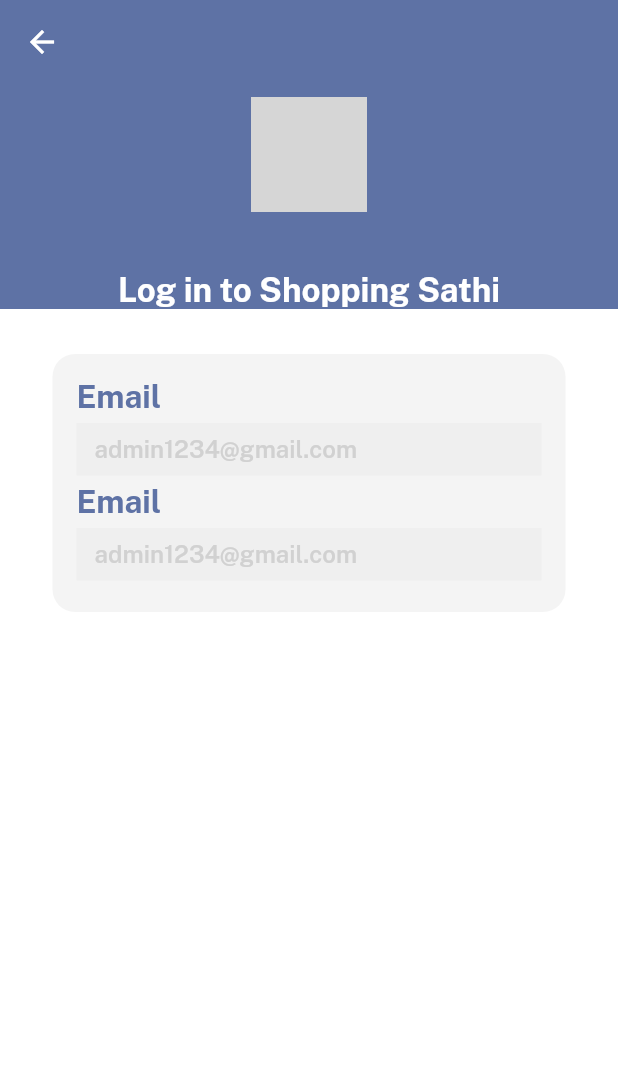
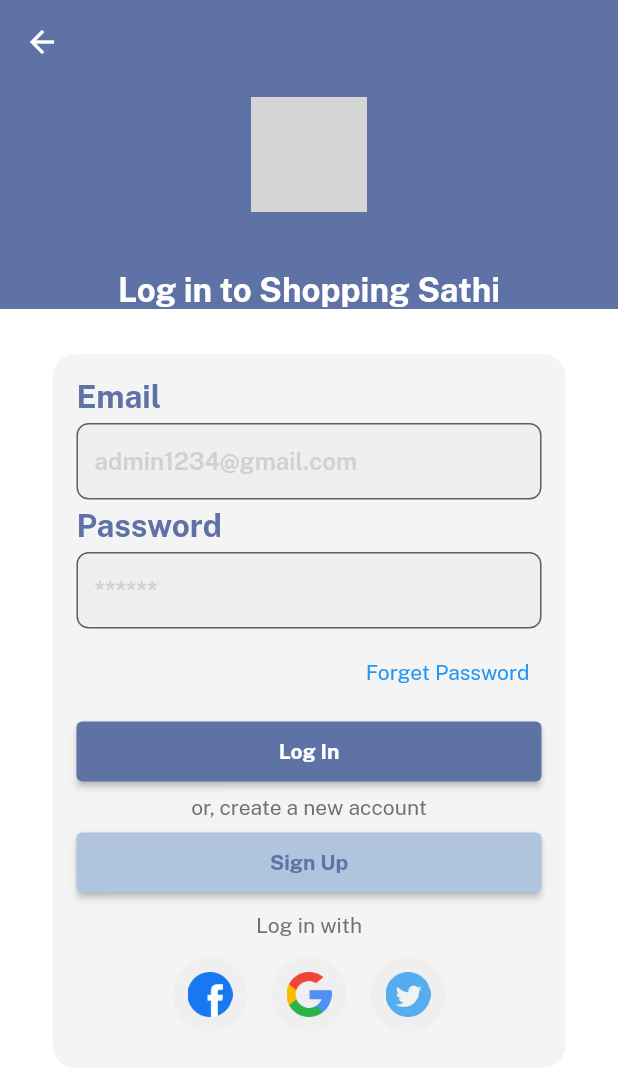
Before and after one commit to upasana-khatiwada/eCommerce-App-with-firebase, a Flutter app: the screen it shows after launch, on a phone screen of 412 x 824 dp. Shown: the top 1071 px of the screen. Run offline on Flutter 3.47's test engine with Material 2 defaults, Android fonts, the phone set to English and light mode, and no system bars; our stand-ins replace get, velocity_x; grey boxes are pictures that could not be loaded.

Commit message:
login screen ui completed

```diff
--- a/lib/common_widgets/custom_text_fields.dart
+++ b/lib/common_widgets/custom_text_fields.dart
@@ -1,5 +1,4 @@
 import 'package:ecommerce_app_with_firebase/consts/colors.dart';
-import 'package:ecommerce_app_with_firebase/consts/strings.dart';
 import 'package:flutter/material.dart';
 import 'package:velocity_x/velocity_x.dart';
 
@@ -7,22 +6,24 @@
   return Column(
     crossAxisAlignment: CrossAxisAlignment.start,
     children: [
-      email.text.color(bermudaGrey).fontFamily("sans_bold").size(21).make(),
+      title!.text.color(bermudaGrey).fontFamily("sans_bold").size(21).make(),
       5.heightBox,
       TextFormField(
         obscureText: isPass,
         controller: controller,
-        decoration: const InputDecoration(
-          hintStyle: TextStyle(
+        decoration:  InputDecoration(
+          hintStyle: const TextStyle(
             fontFamily: "sans_semibold",
             color: textfieldGrey,
           ),
-          hintText: emailHint,
+          hintText: hint,
           isDense: true, //to make it little small
           fillColor: lightGrey,
           filled: true,
-          border: InputBorder.none,
-          focusedBorder: OutlineInputBorder(
+          border: OutlineInputBorder(
+            borderRadius: BorderRadius.circular(8),
+          ),
+          focusedBorder: const OutlineInputBorder(
             borderSide: BorderSide(
               color: bermudaGrey,
             ),
--- /dev/null
+++ b/lib/common_widgets/my_button.dart
@@ -0,0 +1,18 @@
+import 'package:ecommerce_app_with_firebase/consts/strings.dart';
+import 'package:flutter/material.dart';
+import 'package:velocity_x/velocity_x.dart';
+
+Widget myButton(  {
+  onPress,color,textColor,String? title
+}) {
+  return ElevatedButton(
+    style: ElevatedButton.styleFrom(
+      // primary: color,
+      backgroundColor: color,
+      padding: const EdgeInsets.all(12),
+    ),
+    onPressed: onPress,
+
+    child: title!.text.color(textColor).fontFamily(fontBold).make(),
+  );
+}
--- /dev/null
+++ b/lib/consts/lists.dart
@@ -0,0 +1,4 @@
+import 'package:ecommerce_app_with_firebase/consts/images.dart';
+import 'package:flutter/material.dart';
+
+const socialIconList = [icFacebookLogo,icGoogleLogo,icTwitterLogo];
--- a/lib/consts/strings.dart
+++ b/lib/consts/strings.dart
@@ -4,3 +4,18 @@
 const emailHint = "admin1234@gmail.com";
 const password = "Password";
 const passwordHint = "******";
+const forgetPassword ="Forget Password";
+const login = "Log In";
+const signup = "Sign Up";
+const createNewAccount = "or, create a new account";
+const loginWith = "Log in with";
+
+
+
+
+
+
+//styles
+const regular = "sans_regular";
+const semibold = "sans_semibold";
+const fontBold = "sans_bold";
--- a/lib/main.dart
+++ b/lib/main.dart
@@ -28,3 +28,9 @@
     );
   }
 }
+
+
+// firebase_core: ^2.20.0
+//   firebase_auth: ^4.12.0
+//   firebase_storage: ^11.4.0
+//   cloud_firestore: ^4.12.1
--- a/lib/views/auth_screen/login_screen.dart
+++ b/lib/views/auth_screen/login_screen.dart
@@ -1,6 +1,8 @@
 import 'package:ecommerce_app_with_firebase/common_widgets/app_logo.dart';
 import 'package:ecommerce_app_with_firebase/common_widgets/custom_text_fields.dart';
+import 'package:ecommerce_app_with_firebase/common_widgets/my_button.dart';
 import 'package:ecommerce_app_with_firebase/consts/colors.dart';
+import 'package:ecommerce_app_with_firebase/consts/lists.dart';
 import 'package:ecommerce_app_with_firebase/consts/strings.dart';
 import 'package:flutter/material.dart';
 import 'package:velocity_x/velocity_x.dart';
@@ -13,6 +15,7 @@
     return Scaffold(
       body: CustomScrollView(
         slivers: [
+          //above section of logo
           SliverAppBar(
             backgroundColor: bermudaGrey,
             floating: true,
@@ -30,7 +33,7 @@
 
                       child: "Log in to $appname"
                           .text
-                          .fontFamily("sans_bold")
+                          .fontFamily(fontBold)
                           .white
                           .size(22)
                           .make(),
@@ -41,6 +44,7 @@
               ),
             ),
           ),
+          //below content section
           SliverToBoxAdapter(
             child: Container(
                 color: whiteColor,
@@ -52,8 +56,59 @@
                     //(context.screenHeight*0.1).heightBox;
                     Container(
                       child: Column(children: [
-                        customTextField(hint: emailHint,title: email,isPass: false),
-                        customTextField(hint: passwordHint, title : password,isPass: true),
+                        //email and password feild
+                        customTextField(
+                            hint: emailHint, title: email, isPass: false),
+                        customTextField(
+                            hint: passwordHint, title: password, isPass: true),
+
+                        //forget password
+                        Align(
+                          alignment: Alignment.centerRight,
+                          child: TextButton(
+                              onPressed: () {},
+                              child: forgetPassword.text.make()),
+                        ),
+                        5.heightBox,
+                        // myButton().box.width(context.screenWidth -50).make(),
+                        //login button
+                        myButton(
+                          onPress: () {},
+                          color: bermudaGrey,
+                          textColor: whiteColor,
+                          title: login,
+                        ).box.width(context.screenWidth - 50).make(),
+                        5.heightBox,
+                        //text for create new account
+                        createNewAccount.text.color(fontGrey).make(),
+                        5.heightBox,
+                        //sign up button
+                        myButton(
+                          onPress: () {},
+                          color: royalBlue,
+                          textColor: bermudaGrey,
+                          title: signup,
+                        ).box.width(context.screenWidth - 50).make(),
+                        10.heightBox,
+                        //login with text
+                        loginWith.text.color(fontGrey).make(),
+                        5.heightBox,
+                        //to display three icons facebook,google,twitter
+                        Row(
+                            mainAxisAlignment: MainAxisAlignment.center,
+                            children: List.generate(
+                                3,
+                                (index) => Padding(
+                                      padding: const EdgeInsets.all(8.0),
+                                      child: CircleAvatar(
+                                        backgroundColor: lightGrey,
+                                        radius: 25,
+                                        child: Image.asset(
+                                          socialIconList[index],
+                                          width: 30,
+                                        ),
+                                      ),
+                                    )))
                       ])
                           .box
                           .color(const Color.fromARGB(255, 244, 244, 244))
--- a/pubspec.yaml
+++ b/pubspec.yaml
@@ -37,10 +37,6 @@
   cupertino_icons: ^1.0.2
   velocity_x: ^4.1.1
   get: ^4.6.6
-  firebase_core: ^2.20.0
-  firebase_auth: ^4.12.0
-  firebase_storage: ^11.4.0
-  cloud_firestore: ^4.12.1
   image_picker: ^1.0.4
 
 
```
Also changed, not shown: lib/consts/colors.dart (line endings or trailing spaces), pubspec.lock, 3 other files.
